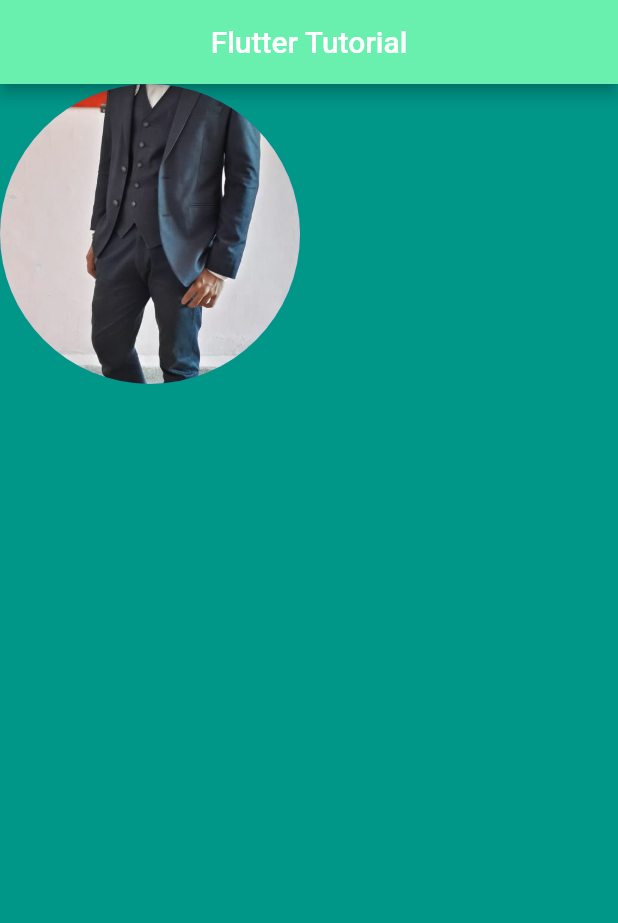
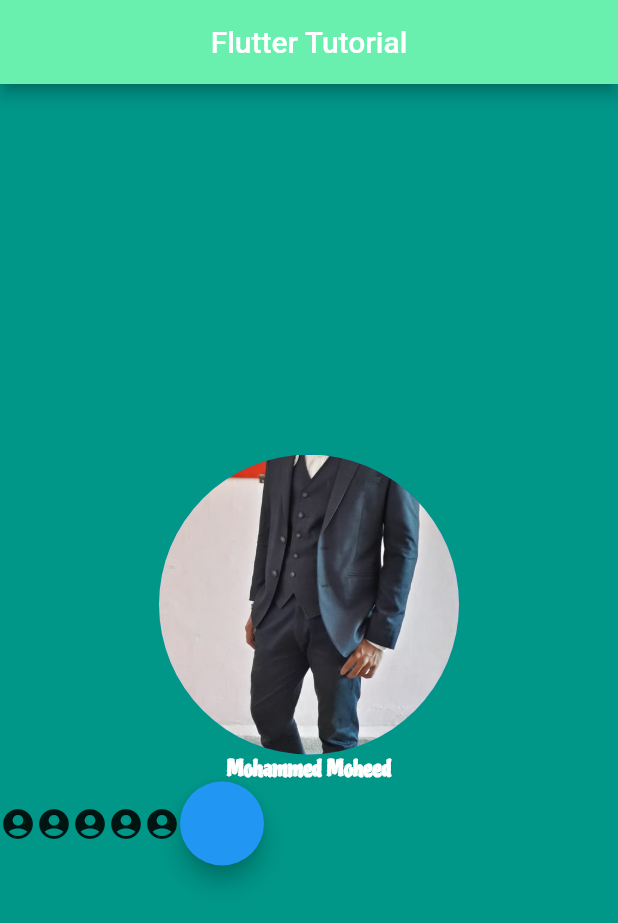
Before and after one commit to mohammedmoheed/flutter_tutorial, a Flutter app: the screen it shows after launch, on a phone screen of 412 x 824 dp. Shown: the top 923 px of the screen. Run offline on Flutter 3.47's test engine with Material 2 defaults, Android fonts, the phone set to English and light mode, and no system bars.

Commit message:
adding new fonts

```diff
--- a/lib/main.dart
+++ b/lib/main.dart
@@ -14,12 +14,38 @@ class MyApp extends StatelessWidget {
           backgroundColor: Colors.greenAccent,
         ),
         body: Column(
+          mainAxisAlignment: MainAxisAlignment.center,
+          crossAxisAlignment: CrossAxisAlignment.center,
           children: <Widget>[
             CircleAvatar(
               radius: 100,
               backgroundImage: AssetImage('images/moheed.jpg'),
+            ),
 
+            Text('Mohammed Moheed',
+                style: TextStyle(
+                  color: Colors.white,
+                    fontWeight: FontWeight.bold,
+                  fontFamily: 'Piedra',
+
+                ),
             ),
+            Row(
+              children: <Widget>[
+                Icon(Icons.account_circle),
+                Icon(Icons.account_circle),
+                Icon(Icons.account_circle),
+                Icon(Icons.account_circle),
+                Icon(Icons.account_circle),
+                FloatingActionButton(
+                  onPressed: (){
+
+                  },
+
+                )
+
+              ],
+            )
           ],
         ),
       ),
--- a/pubspec.yaml
+++ b/pubspec.yaml
@@ -44,6 +44,11 @@ flutter:
   assets:
   - images/moheed.jpg
 
+  fonts:
+    - family: Piedra
+      fonts:
+        - asset: fonts/Piedra-Regular.ttf
+
 
   # An image asset can refer to one or more resolution-specific "variants", see
   # https://flutter.dev/assets-and-images/#resolution-aware.
```
Also changed, not shown: fonts/Piedra-Regular.ttf (added).
